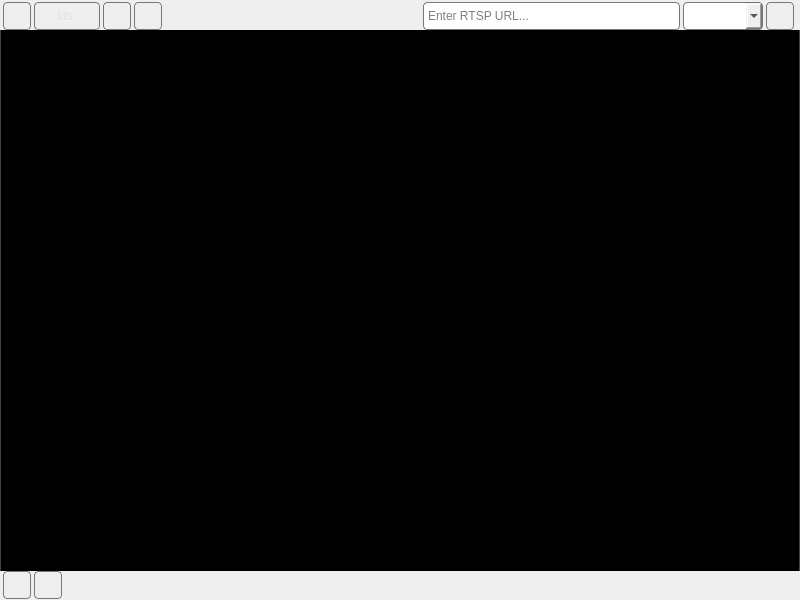
Old version of the form rover_gui/ui/ui/Player.ui in the repository robotique-udes/rover.
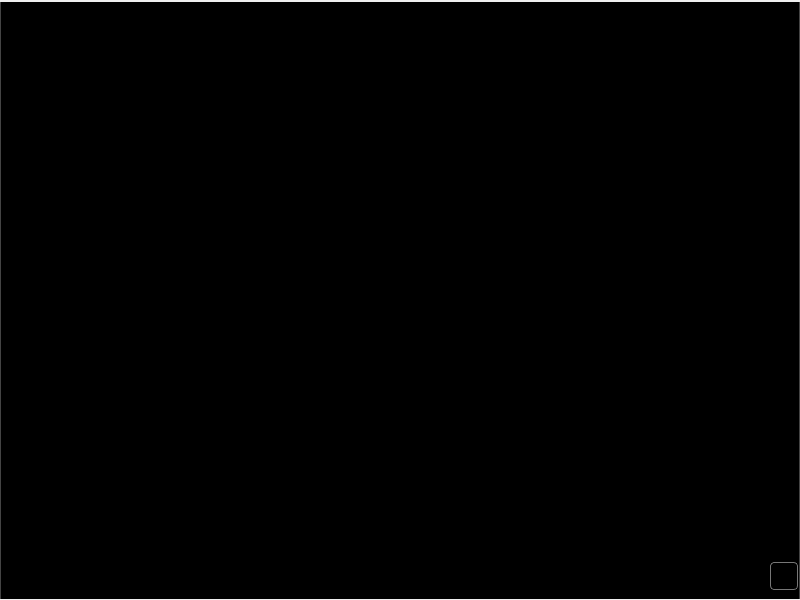
New version of the form. Icons and pictures are not drawn.

Commit message: merged player and log page into current ui for CRQRC

The edit to the form file:
```diff
--- a/rover_gui/ui/ui/Player.ui
+++ b/rover_gui/ui/ui/Player.ui
@@ -164,198 +164,6 @@
             <property name="bottomMargin">
              <number>0</number>
             </property>
-            <item>
-             <widget class="QPushButton" name="arucoButton">
-              <property name="minimumSize">
-               <size>
-                <width>28</width>
-                <height>28</height>
-               </size>
-              </property>
-              <property name="maximumSize">
-               <size>
-                <width>28</width>
-                <height>28</height>
-               </size>
-              </property>
-              <property name="toolTip">
-               <string>Enable Aruco marker detection</string>
-              </property>
-              <property name="icon">
-               <iconset resource="../../src/Global/Constant/resources.qrc">
-                <normaloff>:/icons/aruco_marker.png</normaloff>:/icons/aruco_marker.png</iconset>
-              </property>
-              <property name="iconSize">
-               <size>
-                <width>40</width>
-                <height>40</height>
-               </size>
-              </property>
-              <property name="checkable">
-               <bool>true</bool>
-              </property>
-             </widget>
-            </item>
-            <item>
-             <widget class="QLineEdit" name="arucoIdsTextBox">
-              <property name="minimumSize">
-               <size>
-                <width>46</width>
-                <height>28</height>
-               </size>
-              </property>
-              <property name="maximumSize">
-               <size>
-                <width>66</width>
-                <height>28</height>
-               </size>
-              </property>
-              <property name="text">
-               <string>Ids:</string>
-              </property>
-              <property name="alignment">
-               <set>Qt::AlignCenter</set>
-              </property>
-              <property name="readOnly">
-               <bool>true</bool>
-              </property>
-             </widget>
-            </item>
-            <item>
-             <widget class="QToolButton" name="screenshotButton">
-              <property name="minimumSize">
-               <size>
-                <width>28</width>
-                <height>28</height>
-               </size>
-              </property>
-              <property name="maximumSize">
-               <size>
-                <width>28</width>
-                <height>28</height>
-               </size>
-              </property>
-              <property name="toolTip">
-               <string>Take Screenshot</string>
-              </property>
-              <property name="icon">
-               <iconset resource="../../src/Global/Constant/resources.qrc">
-                <normaloff>:/icons/camera.png</normaloff>:/icons/camera.png</iconset>
-              </property>
-              <property name="iconSize">
-               <size>
-                <width>40</width>
-                <height>40</height>
-               </size>
-              </property>
-             </widget>
-            </item>
-            <item>
-             <widget class="QToolButton" name="recordButton">
-              <property name="minimumSize">
-               <size>
-                <width>28</width>
-                <height>28</height>
-               </size>
-              </property>
-              <property name="maximumSize">
-               <size>
-                <width>28</width>
-                <height>28</height>
-               </size>
-              </property>
-              <property name="toolTip">
-               <string>Start/stop recording</string>
-              </property>
-              <property name="icon">
-               <iconset resource="../../src/Global/Constant/resources.qrc">
-                <normaloff>:/icons/record_off.png</normaloff>:/icons/record_off.png</iconset>
-              </property>
-              <property name="iconSize">
-               <size>
-                <width>20</width>
-                <height>20</height>
-               </size>
-              </property>
-              <property name="checkable">
-               <bool>true</bool>
-              </property>
-             </widget>
-            </item>
-            <item>
-             <spacer name="horizontalSpacer">
-              <property name="orientation">
-               <enum>Qt::Horizontal</enum>
-              </property>
-              <property name="sizeHint" stdset="0">
-               <size>
-                <width>40</width>
-                <height>20</height>
-               </size>
-              </property>
-             </spacer>
-            </item>
-            <item>
-             <widget class="QLineEdit" name="rtspUrlInput">
-              <property name="minimumSize">
-               <size>
-                <width>0</width>
-                <height>28</height>
-               </size>
-              </property>
-              <property name="maximumSize">
-               <size>
-                <width>16777215</width>
-                <height>28</height>
-               </size>
-              </property>
-              <property name="placeholderText">
-               <string>Enter RTSP URL...</string>
-              </property>
-             </widget>
-            </item>
-            <item>
-             <widget class="QComboBox" name="streamSelector">
-              <property name="minimumSize">
-               <size>
-                <width>80</width>
-                <height>28</height>
-               </size>
-              </property>
-              <property name="maximumSize">
-               <size>
-                <width>120</width>
-                <height>28</height>
-               </size>
-              </property>
-             </widget>
-            </item>
-            <item>
-             <widget class="QPushButton" name="playPauseButton">
-              <property name="minimumSize">
-               <size>
-                <width>28</width>
-                <height>28</height>
-               </size>
-              </property>
-              <property name="maximumSize">
-               <size>
-                <width>28</width>
-                <height>28</height>
-               </size>
-              </property>
-              <property name="toolTip">
-               <string>Play</string>
-              </property>
-              <property name="icon">
-               <iconset resource="../../src/Global/Constant/resources.qrc">
-                <normaloff>:/icons/play.png</normaloff>:/icons/play.png</iconset>
-              </property>
-              <property name="checkable">
-               <bool>true</bool>
-              </property>
-             </widget>
-            </item>
             <item>
              <widget class="QFrame" name="statusIndicator">
               <property name="minimumSize">
@@ -395,6 +203,41 @@
           <property name="styleSheet">
            <string>background-color: black;</string>
           </property>
+          <widget class="QPushButton" name="toggleViewButton">
+           <property name="geometry">
+            <rect>
+             <x>770</x>
+             <y>560</y>
+             <width>28</width>
+             <height>28</height>
+            </rect>
+           </property>
+           <property name="minimumSize">
+            <size>
+             <width>28</width>
+             <height>28</height>
+            </size>
+           </property>
+           <property name="maximumSize">
+            <size>
+             <width>28</width>
+             <height>28</height>
+            </size>
+           </property>
+           <property name="toolTip">
+            <string>Show Logs</string>
+           </property>
+           <property name="icon">
+            <iconset resource="../../src/Global/Constant/resources.qrc">
+             <normaloff>:/icons/log_view.png</normaloff>:/icons/log_view.png</iconset>
+           </property>
+           <property name="iconSize">
+            <size>
+             <width>30</width>
+             <height>30</height>
+            </size>
+           </property>
+          </widget>
          </widget>
          <widget class="QWidget" name="statusPage">
           <property name="styleSheet">
@@ -432,77 +275,6 @@
          <property name="bottomMargin">
           <number>1</number>
          </property>
-         <item>
-          <widget class="QPushButton" name="toggleControlsButton">
-           <property name="minimumSize">
-            <size>
-             <width>28</width>
-             <height>28</height>
-            </size>
-           </property>
-           <property name="maximumSize">
-            <size>
-             <width>28</width>
-             <height>28</height>
-            </size>
-           </property>
-           <property name="toolTip">
-            <string>Hide Controls</string>
-           </property>
-           <property name="icon">
-            <iconset resource="../../src/Global/Constant/resources.qrc">
-             <normaloff>:/icons/up_arrow.png</normaloff>:/icons/up_arrow.png</iconset>
-           </property>
-           <property name="iconSize">
-            <size>
-             <width>30</width>
-             <height>30</height>
-            </size>
-           </property>
-          </widget>
-         </item>
-         <item>
-          <widget class="QPushButton" name="toggleViewButton">
-           <property name="minimumSize">
-            <size>
-             <width>28</width>
-             <height>28</height>
-            </size>
-           </property>
-           <property name="maximumSize">
-            <size>
-             <width>28</width>
-             <height>28</height>
-            </size>
-           </property>
-           <property name="toolTip">
-            <string>Show Logs</string>
-           </property>
-           <property name="icon">
-            <iconset resource="../../src/Global/Constant/resources.qrc">
-             <normaloff>:/icons/log_view.png</normaloff>:/icons/log_view.png</iconset>
-           </property>
-           <property name="iconSize">
-            <size>
-             <width>30</width>
-             <height>30</height>
-            </size>
-           </property>
-          </widget>
-         </item>
-         <item>
-          <spacer name="horizontalSpacer_2">
-           <property name="orientation">
-            <enum>Qt::Horizontal</enum>
-           </property>
-           <property name="sizeHint" stdset="0">
-            <size>
-             <width>40</width>
-             <height>20</height>
-            </size>
-           </property>
-          </spacer>
-         </item>
         </layout>
        </item>
       </layout>
```
Left out of the diff: 8 changed lines with no effect on the pictures. The commit also changes 21 other files.
